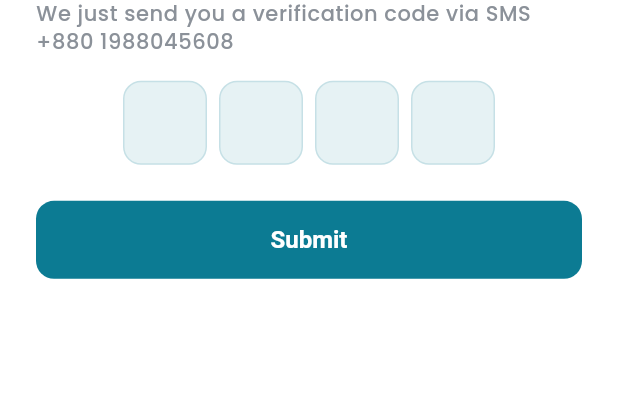
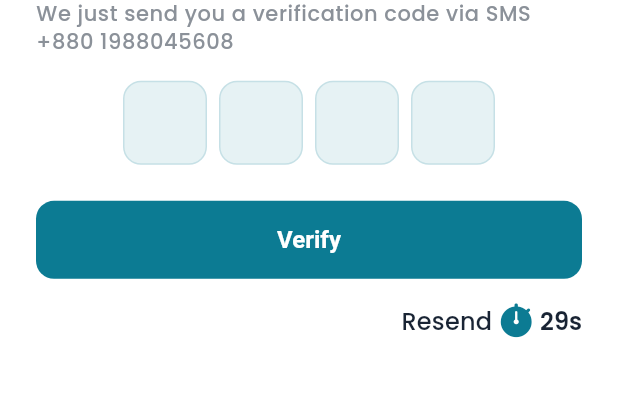
Before and after one commit to fhfaisal/MedXpress, a Flutter app: the SignUpView screen opened by its route, after a tap on "Sign In", on a phone screen of 412 x 824 dp, the part 371-768 px from its top. Run offline on Flutter 3.47's test engine with Material 3 defaults, Android fonts, the phone set to English and light mode, and no system bars; drawn by our look-alikes of pinput; our stand-ins replace flutter_svg, get, get_storage, iconsax, logger, smooth_page_indicator; accounts and stored records are empty.

Commit message:
OTP Varification

```diff
--- a/lib/app/modules/otpVerification/controllers/otp_verification_controller.dart
+++ b/lib/app/modules/otpVerification/controllers/otp_verification_controller.dart
@@ -1,13 +1,42 @@
+import 'dart:async';
+
 import 'package:flutter/cupertino.dart';
 import 'package:get/get.dart';
+import 'package:medxpress/app/routes/app_pages.dart';
 
 class OtpVerificationController extends GetxController {
-  final phone = "".obs;
-  final message = "".obs;
-  final isLoading = false.obs;
   final pinController = TextEditingController();
   final focusNode = FocusNode();
   final formKey = GlobalKey<FormState>();
-  RxString code = ''.obs;
-  RxString serverCode = ''.obs;
+
+  Timer? timer;
+  int start = 30;
+  bool showResendButton = false;
+  @override
+  void onInit() {
+    startTimer();
+    super.onInit();
+  }
+  void startTimer() {
+    showResendButton = false;
+    start = 30;
+    const oneSec = Duration(seconds: 1);
+    timer = Timer.periodic(
+      oneSec,
+          (Timer timer) {
+        if (start == 0) {
+            showResendButton = true;
+            timer.cancel();
+            update();
+        } else {
+            start--;
+            update();
+        }
+      },
+    );
+  }
+
+  navigateToOTPResponse(){
+    Get.toNamed(Routes.OTP_RESPNSE);
+  }
 }
--- a/lib/app/modules/otpVerification/views/otp_verification_view.dart
+++ b/lib/app/modules/otpVerification/views/otp_verification_view.dart
@@ -1,5 +1,8 @@
+import 'dart:ffi';
+
 import 'package:flutter/cupertino.dart';
 import 'package:flutter/material.dart';
+import 'package:flutter/widgets.dart';
 
 import 'package:get/get.dart';
 import 'package:medxpress/app/common/widgets/background_stack.dart';
@@ -92,11 +95,13 @@ class OtpVerificationView extends GetView<OtpVerificationController> {
                         const SizedBox(height: AppSizes.defaultSpace),
                         SizedBox(
                           width: AppHelperFunction.screenWidth(),
-                          child: ElevatedButton(
-                            onPressed: () => null,
-                            child: const Text('Submit'),
-                          ),
-                        )
+                          child:ElevatedButton(
+                            onPressed: () => controller.navigateToOTPResponse(),
+                            child:const Text('Verify'),
+                          )
+                        ),
+                        const SizedBox(height: AppSizes.spaceBtwItems),
+                        ResendOTPSection(controller: controller),
                       ],
                     )),
               ],
@@ -105,3 +110,56 @@ class OtpVerificationView extends GetView<OtpVerificationController> {
     ));
   }
 }
+
+class ResendOTPSection extends StatelessWidget {
+  const ResendOTPSection({
+    super.key,
+    required this.controller,
+  });
+
+  final OtpVerificationController controller;
+
+  @override
+  Widget build(BuildContext context) {
+    return GetBuilder<OtpVerificationController>(
+      builder: (_) {
+        return Column(
+          children: [
+             Row(
+              mainAxisAlignment: MainAxisAlignment.end,
+              children: [
+                controller.showResendButton?
+                Container(
+                  height: AppSizes.buttonHeightMd,
+                  padding: const EdgeInsets.symmetric(horizontal: AppSizes.paddingXXl),
+                  decoration: BoxDecoration(
+                      color: Theme.of(context).primaryColor.withOpacity(0.1),
+                      borderRadius: BorderRadius.circular(AppSizes.borderRadiusLg)
+                  ),
+                  child: GestureDetector(
+                    onTap: () {
+                      // Add your resend OTP logic here
+                      controller.startTimer();
+                    },
+                    child: Center(child: Text('Resend',style: Theme.of(context).textTheme.titleMedium!.copyWith(color: Theme.of(context).primaryColor),)),
+                  ),
+                ):
+                Row(
+                  children: [
+                    Text('Resend',style: Theme.of(context).textTheme.titleMedium,),
+                    const Padding(
+                      padding: EdgeInsets.symmetric(horizontal: AppSizes.xs),
+                      child: Icon(CupertinoIcons.stopwatch_fill,color: AppColors.primary,),
+                    ),
+                    Text("${controller.start.toString()}s",style: Theme.of(context).textTheme.titleLarge,),
+                  ],
+                ),
+              ],
+            ),
+
+          ],
+        );
+      },
+    );
+  }
+}
--- a/lib/app/utils/constants/sizes.dart
+++ b/lib/app/utils/constants/sizes.dart
@@ -25,6 +25,8 @@ class AppSizes {
 
 // Button sizes
   static const double buttonHeight = 52;
+  static const double buttonHeightMd = 34;
+  static const double buttonHeightSm = 18;
   static const double buttonRadius = 12.0;
   static const double buttonWidth = 12.0;
   static const double buttonElevation = 4.0;
```
